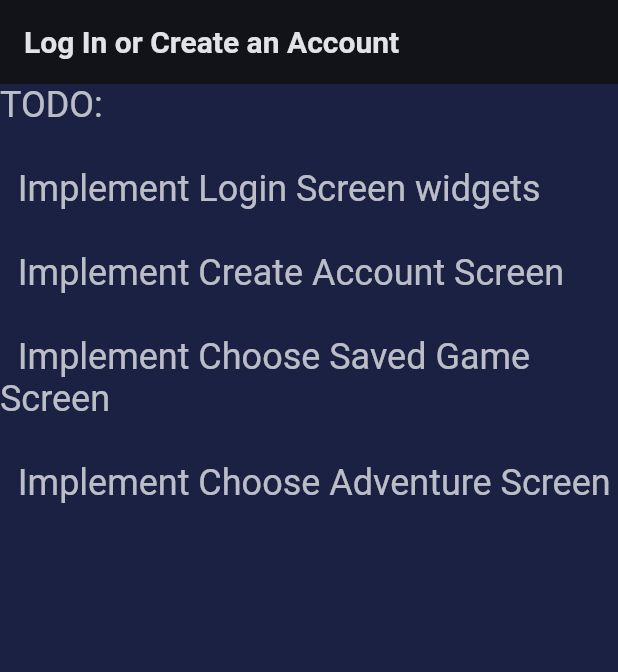
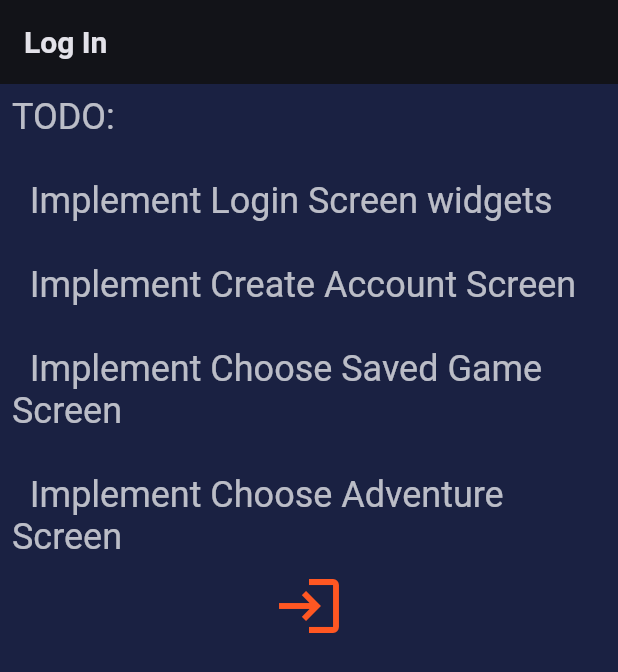
Before and after one commit to geovanie-ruiz/cen4910-proj, a Flutter app: the screen it shows after launch, on a phone screen of 412 x 824 dp. Shown: the top 672 px of the screen. Run offline on Flutter 3.47's test engine with Material 2 defaults, Android fonts, the phone set to English and light mode, and no system bars; our stand-ins replace google_fonts.

Commit message:
Updated build.gradle. Updated screen switching between login and choose a save slot.

```diff
--- a/mobileapp/lib/main.dart
+++ b/mobileapp/lib/main.dart
@@ -29,17 +29,17 @@ final theme = ThemeData().copyWith(
 );
 
 void main() {
-  runApp(App());
+  runApp(const App());
 }
 
 class App extends StatelessWidget {
+  const App({super.key});
+
   @override
   Widget build(BuildContext context) {
     return MaterialApp(
       theme: theme,
-      home: const LoginScreen(
-
-      ),
+      home: const LoginScreen(),
     );
   }
 }
--- a/mobileapp/lib/screens/login.dart
+++ b/mobileapp/lib/screens/login.dart
@@ -3,6 +3,7 @@
 // POPUP DIALOG BOX on failure to log in
 
 import 'package:flutter/material.dart';
+import 'package:mobileapp/screens/choosesave.dart';
 
 class LoginScreen extends StatelessWidget {
   const LoginScreen({super.key});
@@ -11,9 +12,13 @@ class LoginScreen extends StatelessWidget {
   Widget build(BuildContext context) {
     return Scaffold(
       appBar: AppBar(
-        title: const Text('Log In or Create an Account'),
+        title: const Text('Log In'),
       ),
-      body: const Text(
+      body: Padding(
+        padding: const EdgeInsets.all(8.0),
+        child: Column(
+          children: [
+            const Text(
             'TODO:'
                 '\n\n\t\tImplement Login Screen widgets'
                 '\n\n\t\tImplement Create Account Screen'
@@ -24,6 +29,23 @@ class LoginScreen extends StatelessWidget {
                 fontSize: 24,
               ),
             ),
+            IconButton(
+                onPressed: () {
+                  Navigator.of(context).push(
+                      MaterialPageRoute(
+                        builder: (ctx) => const ChooseSave(),
+                      )
+                  );
+                },
+                icon: const Icon(
+                  Icons.login,
+                  size: 48,
+                  color: Colors.deepOrange,
+                ),
+            )
+          ],
+        ),
+      ),
     );
   }
 }
```
Also changed, not shown: mobileapp/lib/screens/choosesave.dart (+71 -0 lines), 2 other files. Lines whose indentation alone changed are shown as unchanged.
